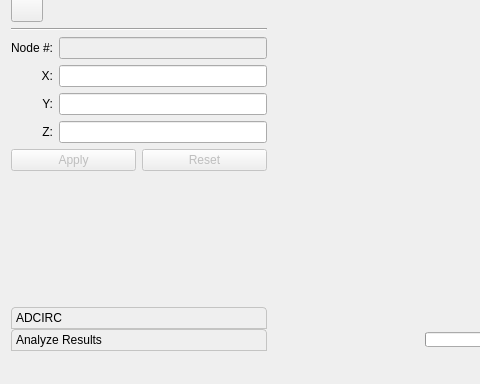
This is SMT/MainWindow.ui in atdyer/SMT as Qt 5 draws it before an edit; both pictures show x 0 to 480 and y 367 to 751 of the 1105 by 751 pixel window. The edited form follows.
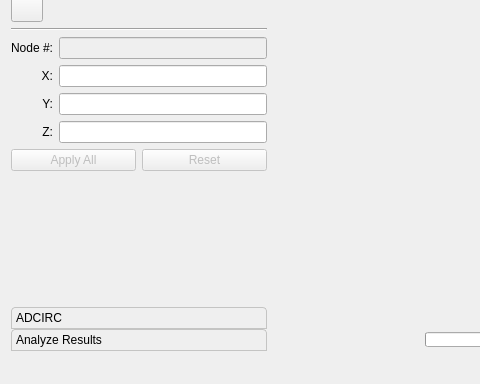
This is the edited form. Icons and pictures are not drawn. Custom widgets are drawn as their Qt base class.

Patch:
```diff
--- a/SMT/MainWindow.ui
+++ b/SMT/MainWindow.ui
@@ -931,7 +931,7 @@
                  <bool>false</bool>
                 </property>
                 <property name="text">
-                 <string>Apply</string>
+                 <string>Apply All</string>
                 </property>
                </widget>
               </item>
```
